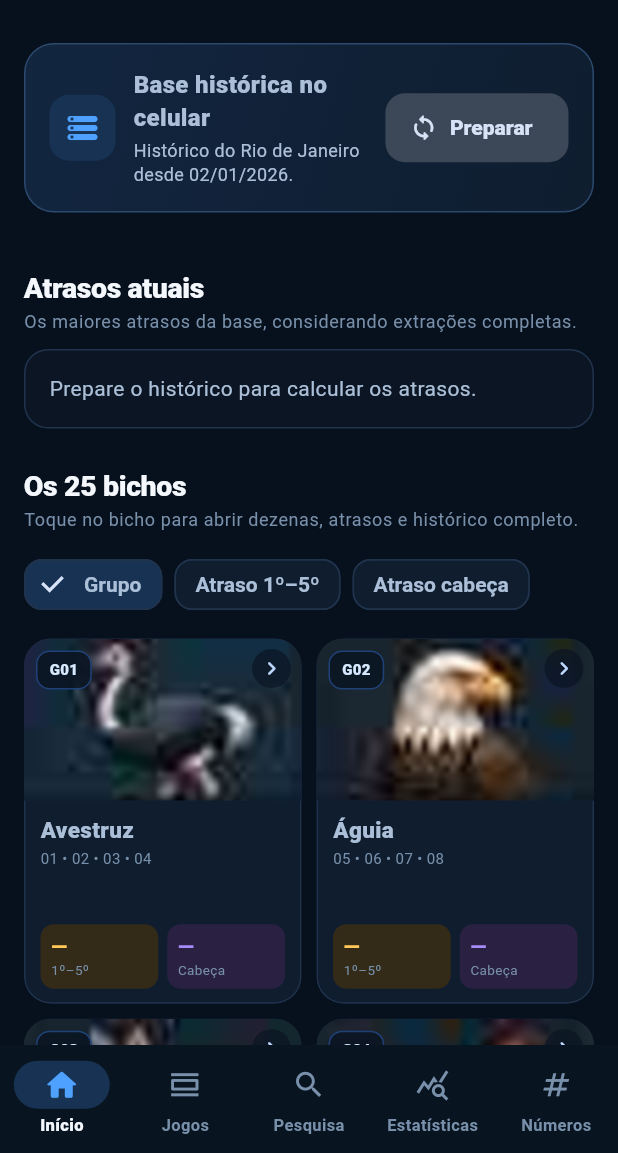
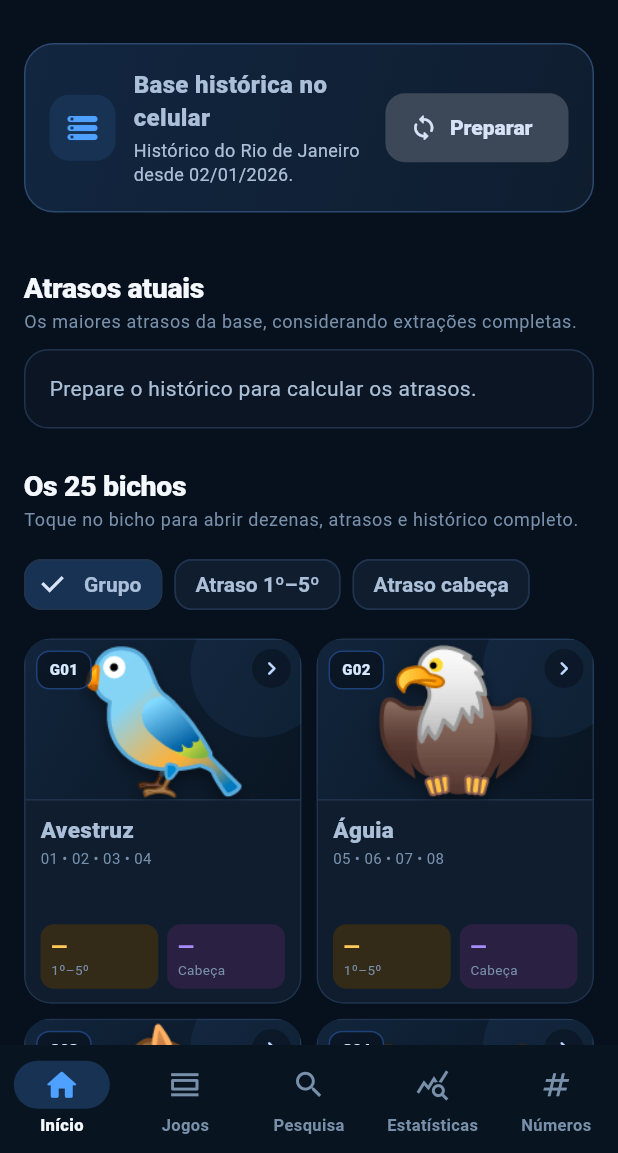
Before and after one commit to clienteg1603/GP-H-Consulta-Historica, a Flutter app: the screen it shows after launch, on a phone screen of 412 x 824 dp, the part 83-1236 px from its top. Run offline on Flutter 3.47's test engine with Material 3 defaults, Android fonts, the phone set to English and light mode, and no system bars; our stand-ins replace sqflite; accounts and stored records are empty; network calls fail; key blocks and very long unbroken strings in the code were emptied for the run.

Commit message:
Android Alpha 14: usa animais nativos nítidos nos cards

```diff
--- a/android_app/lib/theme/animal_artwork.dart
+++ b/android_app/lib/theme/animal_artwork.dart
@@ -2,11 +2,12 @@ import 'package:flutter/material.dart';
 
 import 'gph_theme.dart';
 
-/// Exibe somente a célula correspondente ao grupo dentro da folha 5x5.
+/// Ilustração visual dos 25 grupos.
 ///
-/// A folha é carregada como asset real do Flutter. Isso evita a decodificação
-/// de uma imagem grande embutida em Base64 durante a execução e mantém as
-/// ilustrações disponíveis offline.
+/// A Alpha 14 deixa de depender de uma folha de imagem externa/embutida para
+/// evitar falhas de decodificação no Android. Os animais são renderizados com
+/// glifos nativos do sistema, permanecendo nítidos em qualquer tamanho e
+/// funcionando totalmente offline.
 class AnimalArtwork extends StatelessWidget {
   const AnimalArtwork({
     super.key,
@@ -19,68 +20,107 @@ class AnimalArtwork extends StatelessWidget {
   final double borderRadius;
   final bool showGlow;
 
-  static const String _sheetAsset = 'lib/assets/animals/cartoon_sheet.jpg';
   static const double _cellAspectRatio = 250 / 146;
+
+  static const Map<int, String> _animalGlyph = {
+    1: '🐦', // Avestruz
+    2: '🦅', // Águia
+    3: '🐴', // Burro
+    4: '🦋', // Borboleta
+    5: '🐕', // Cachorro
+    6: '🐐', // Cabra
+    7: '🐏', // Carneiro
+    8: '🐫', // Camelo
+    9: '🐍', // Cobra
+    10: '🐇', // Coelho
+    11: '🐎', // Cavalo
+    12: '🐘', // Elefante
+    13: '🐓', // Galo
+    14: '🐈', // Gato
+    15: '🐊', // Jacaré
+    16: '🦁', // Leão
+    17: '🐒', // Macaco
+    18: '🐖', // Porco
+    19: '🦚', // Pavão
+    20: '🦃', // Peru
+    21: '🐂', // Touro
+    22: '🐅', // Tigre
+    23: '🐻', // Urso
+    24: '🦌', // Veado
+    25: '🐄', // Vaca
+  };
 
   @override
   Widget build(BuildContext context) {
-    final index = group - 1;
-    final row = index ~/ 5;
-    final column = index % 5;
+    final glyph = _animalGlyph[group] ?? '🐾';
 
     return AspectRatio(
       aspectRatio: _cellAspectRatio,
       child: LayoutBuilder(
         builder: (context, constraints) {
-          final width = constraints.maxWidth;
-          final height = constraints.maxHeight;
-          final fullWidth = width * 5;
-          final fullHeight = height * 5;
+          final shortest = constraints.biggest.shortestSide;
+          final fontSize = shortest.clamp(46.0, 94.0);
 
           return DecoratedBox(
             decoration: BoxDecoration(
-              color: GphTheme.surfaceSoft,
+              gradient: const LinearGradient(
+                colors: [Color(0xFF12253C), Color(0xFF091522)],
+                begin: Alignment.topLeft,
+                end: Alignment.bottomRight,
+              ),
               borderRadius: BorderRadius.circular(borderRadius),
+              border: Border.all(color: GphTheme.border),
               boxShadow: showGlow
                   ? const [
                       BoxShadow(
-                        color: Color(0x1A4EA1FF),
-                        blurRadius: 16,
-                        spreadRadius: -4,
+                        color: Color(0x244EA1FF),
+                        blurRadius: 18,
+                        spreadRadius: -6,
                       ),
                     ]
                   : null,
             ),
             child: ClipRRect(
               borderRadius: BorderRadius.circular(borderRadius),
-              child: ClipRect(
-                child: OverflowBox(
-                  minWidth: fullWidth,
-                  maxWidth: fullWidth,
-                  minHeight: fullHeight,
-                  maxHeight: fullHeight,
-                  alignment: Alignment.topLeft,
-                  child: Transform.translate(
-                    offset: Offset(-column * width, -row * height),
-                    child: Image.asset(
-                      _sheetAsset,
-                      width: fullWidth,
-                      height: fullHeight,
-                      fit: BoxFit.fill,
-                      alignment: Alignment.topLeft,
-                      filterQuality: FilterQuality.high,
-                      gaplessPlayback: true,
-                      errorBuilder: (context, error, stackTrace) {
-                        return ColoredBox(
-                          color: GphTheme.surfaceSoft,
-                          child: const Center(
-                            child: Icon(Icons.pets_outlined),
-                          ),
-                        );
-                      },
+              child: Stack(
+                fit: StackFit.expand,
+                children: [
+                  Positioned(
+                    right: -18,
+                    top: -26,
+                    child: Container(
+                      width: 92,
+                      height: 92,
+                      decoration: const BoxDecoration(
+                        shape: BoxShape.circle,
+                        color: Color(0x124EA1FF),
+                      ),
                     ),
                   ),
-                ),
+                  Center(
+                    child: FittedBox(
+                      fit: BoxFit.contain,
+                      child: Padding(
+                        padding: const EdgeInsets.symmetric(horizontal: 18, vertical: 8),
+                        child: Text(
+                          glyph,
+                          textAlign: TextAlign.center,
+                          style: TextStyle(
+                            fontSize: fontSize,
+                            height: 1,
+                            shadows: const [
+                              Shadow(
+                                color: Color(0x66000000),
+                                blurRadius: 12,
+                                offset: Offset(0, 5),
+                              ),
+                            ],
+                          ),
+                        ),
+                      ),
+                    ),
+                  ),
+                ],
               ),
             ),
           );
```
